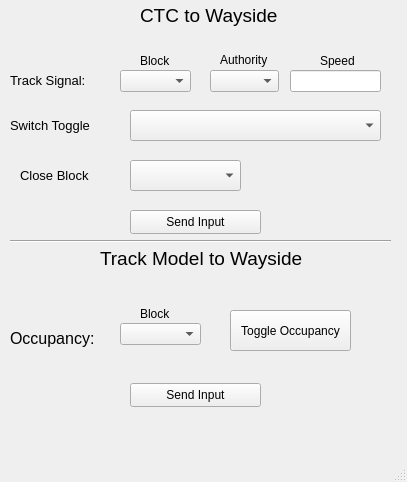
LucasZ99/ECE1140SystemsEngineeringProject, file TrackControllerTest/TestUi.ui: the form before one commit.
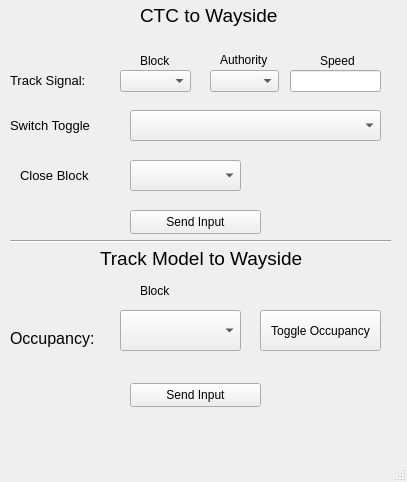
The form after the commit.

The edit to the form file:
```diff
--- a/TrackControllerTest/TestUi.ui
+++ b/TrackControllerTest/TestUi.ui
@@ -204,7 +204,7 @@
     <property name="geometry">
      <rect>
       <x>140</x>
-      <y>303</y>
+      <y>280</y>
       <width>41</width>
       <height>21</height>
      </rect>
@@ -217,16 +217,21 @@
     <property name="geometry">
      <rect>
       <x>120</x>
-      <y>323</y>
-      <width>81</width>
-      <height>22</height>
+      <y>310</y>
+      <width>121</width>
+      <height>41</height>
      </rect>
     </property>
+    <property name="font">
+     <font>
+      <pointsize>10</pointsize>
+     </font>
+    </property>
    </widget>
    <widget class="QPushButton" name="occupancy_toggle_button">
     <property name="geometry">
      <rect>
-      <x>230</x>
+      <x>260</x>
       <y>310</y>
       <width>121</width>
       <height>41</height>
```
